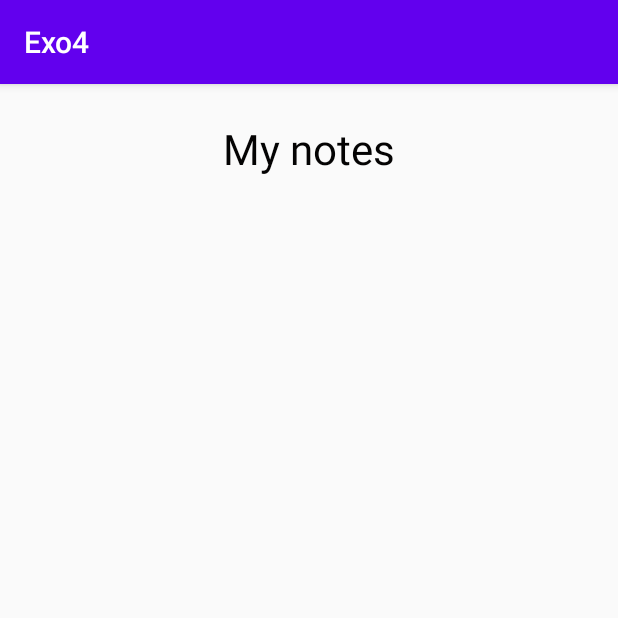
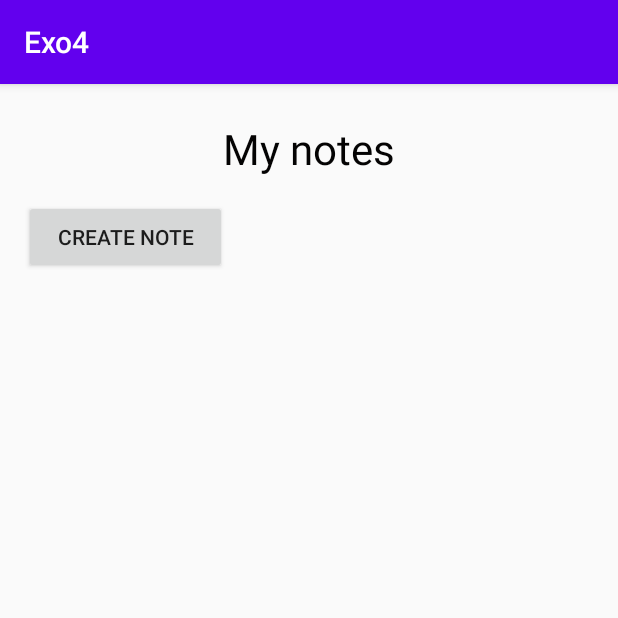
Before and after one commit to Missoumi/TDM2-TP1-EXO4, an Android app: the screen it shows after launch (MainActivity), on a phone screen of 412 x 824 dp, the top half of it. Run offline under Robolectric (Android 15) with nearby library versions, the phone set to English and light mode, and no system bars; our stand-ins replace Room's generated code.

Commit message:
first commit

```diff
--- a/app/build.gradle
+++ b/app/build.gradle
@@ -35,10 +35,12 @@ dependencies {
     testImplementation 'junit:junit:4.12'
     androidTestImplementation 'androidx.test.ext:junit:1.1.1'
     androidTestImplementation 'androidx.test.espresso:espresso-core:3.2.0'
+    implementation 'com.github.dhaval2404:colorpicker:1.1'
     def room_version = "2.2.5"
 
     implementation "androidx.room:room-runtime:$room_version"
-    kapt "androidx.room:room-compiler:$room_version" // For Kotlin use kapt instead of annotationProcessor
+    kapt "androidx.room:room-compiler:$room_version"
+    // For Kotlin use kapt instead of annotationProcessor
 
     // optional - Kotlin Extensions and Coroutines support for Room
     implementation "androidx.room:room-ktx:$room_version"
@@ -52,4 +54,6 @@ dependencies {
     // Test helpers
     testImplementation "androidx.room:room-testing:$room_version"
     implementation 'androidx.cardview:cardview:1.0.0'
+
+
 }
--- a/app/src/main/AndroidManifest.xml
+++ b/app/src/main/AndroidManifest.xml
@@ -9,6 +9,7 @@
         android:roundIcon="@mipmap/ic_launcher_round"
         android:supportsRtl="true"
         android:theme="@style/AppTheme">
+        <activity android:name=".CreerNote"></activity>
         <activity android:name=".MainActivity">
             <intent-filter>
                 <action android:name="android.intent.action.MAIN" />
--- a/app/src/main/java/com/example/exo4/MainActivity.kt
+++ b/app/src/main/java/com/example/exo4/MainActivity.kt
@@ -1,7 +1,9 @@
 package com.example.exo4
 
+import android.content.Intent
 import androidx.appcompat.app.AppCompatActivity
 import android.os.Bundle
+import android.widget.Button
 import android.widget.LinearLayout
 import androidx.room.Room
 import java.sql.Date
@@ -13,13 +15,38 @@ class MainActivity : AppCompatActivity() {
         setContentView(R.layout.activity_main)
         var db = Room.databaseBuilder(applicationContext, AppDB::class.java, "Intervention").fallbackToDestructiveMigration().allowMainThreadQueries().build()
         var notesLayout = findViewById<LinearLayout>(R.id.notesLayout)
-        var note = Note()
-        note.title = "premier note"
-        note.content = "premier content test content note de note nof d"
-        note.couleur = "#32CD32"
-        note.date = Date(100,1,12)
-        note.id = 2
+        Thread{
+            val notes = db.noteDao().allNotes()
+            this@MainActivity.runOnUiThread(java.lang.Runnable {
+                notes.forEach {note ->
+                    notesLayout.addView(
+                        NoteView(title = note.title,
+                            content = note.content,
+                            couleur = note.couleur,
+                            date = note.date,
+                            context = this,
+                            _id = note.id
+                        )
+                    )
+                }
+            })
 
+        }.start()
+
+        val create_note = findViewById<Button>(R.id.create)
+
+        create_note.setOnClickListener {
+            val intent = Intent(this, CreerNote::class.java)
+            startActivity(intent)
+        }
+
+    }
+
+    override fun onResume() {
+        super.onResume()
+        var notesLayout = findViewById<LinearLayout>(R.id.notesLayout)
+        notesLayout.removeAllViews()
+        var db = Room.databaseBuilder(applicationContext, AppDB::class.java, "Intervention").fallbackToDestructiveMigration().allowMainThreadQueries().build()
         Thread{
 //            db.noteDao().saveNote(note)
             val notes = db.noteDao().allNotes()
@@ -30,15 +57,14 @@ class MainActivity : AppCompatActivity() {
                             content = note.content,
                             couleur = note.couleur,
                             date = note.date,
-                            context = this
+                            context = this,
+                            _id = note.id
                         )
                     )
                 }
             })
 
         }.start()
-
-
     }
 
 }
--- a/app/src/main/java/com/example/exo4/NoteDAO.kt
+++ b/app/src/main/java/com/example/exo4/NoteDAO.kt
@@ -3,6 +3,7 @@ package com.example.exo4
 import androidx.room.Dao
 import androidx.room.Insert
 import androidx.room.Query
+import androidx.room.Update
 
 
 @Dao
@@ -11,6 +12,10 @@ interface NoteDAO {
     @Insert
     fun saveNote(note : Note)
 
+    @Update
+    fun updateNote(note : Note)
     @Query("SELECT * FROM  Note ")
     fun allNotes(): List<Note>
+    @Query("SELECT count(id) FROM Note")
+    fun countNote(): Int
 }
--- a/app/src/main/res/layout/activity_main.xml
+++ b/app/src/main/res/layout/activity_main.xml
@@ -20,8 +20,8 @@
         app:layout_constraintTop_toTopOf="parent" />
 
     <ScrollView
-        android:layout_width="400dp"
-        android:layout_height="508dp"
+        android:layout_width="402dp"
+        android:layout_height="457dp"
         android:layout_marginTop="24dp"
         app:layout_constraintBottom_toBottomOf="parent"
         app:layout_constraintEnd_toEndOf="parent"
@@ -36,4 +36,14 @@
             android:layout_height="wrap_content"
             android:orientation="vertical" />
     </ScrollView>
+
+    <Button
+        android:id="@+id/create"
+        android:layout_width="135dp"
+        android:layout_height="49dp"
+        android:layout_marginStart="16dp"
+        android:layout_marginTop="12dp"
+        android:text="Create Note"
+        app:layout_constraintStart_toStartOf="parent"
+        app:layout_constraintTop_toBottomOf="@+id/textView" />
 </androidx.constraintlayout.widget.ConstraintLayout>
```
Also changed, not shown: app/src/main/java/com/example/exo4/CreerNote.kt (added, +77 -0 lines), app/src/main/java/com/example/exo4/NoteView.kt (+17 -1 lines), app/src/main/res/layout/activity_creer_note.xml (added, +79 -0 lines), app/src/main/res/layout/note_view.xml (+13 -4 lines).
